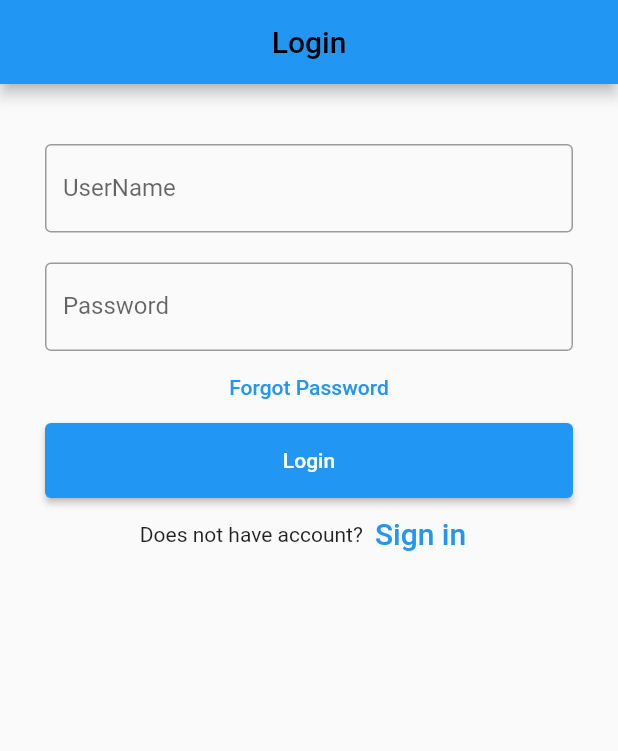
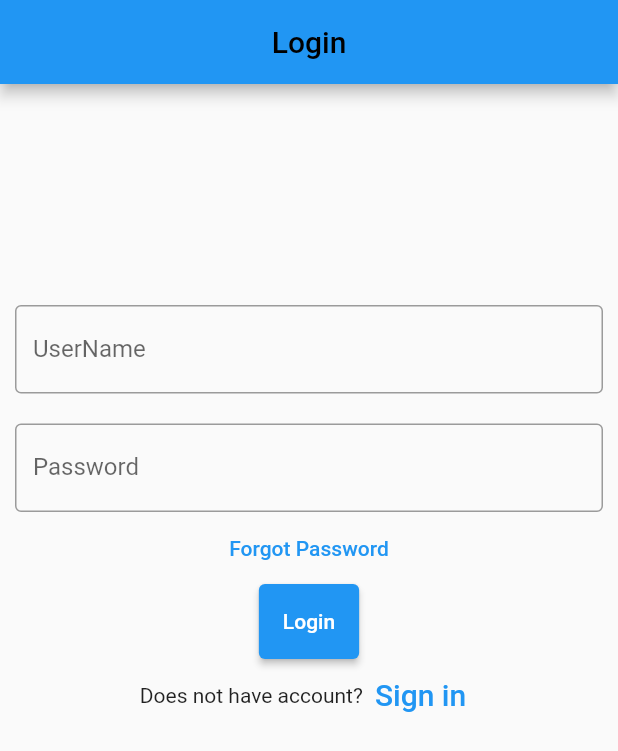
Before and after one commit to nabarazz/flutter-rideSharing, a Flutter app: the screen it shows after launch, on a phone screen of 412 x 824 dp. Shown: the top 751 px of the screen. Run offline on Flutter 3.47's test engine with Material 2 defaults, Android fonts, the phone set to English and light mode, and no system bars; our stand-ins replace flutter_map, latlong2, location.

Commit message:
feat: app structure setup

```diff
--- a/lib/Login/login.dart
+++ /dev/null
@@ -1,105 +0,0 @@
-import 'package:flutter/material.dart';
-
-
-
-class Login extends StatefulWidget {
-  const Login({Key? key}) : super(key: key);
-
-  @override
-  State<Login> createState() => _LoginState();
-}
-
-class _LoginState extends State<Login> {
-  TextEditingController username = TextEditingController();
-  TextEditingController password = TextEditingController();
-
-  @override
-  void dispose() {
-    username.dispose();
-    password.dispose();
-    super.dispose();
-  }
-
-  @override
-  Widget build(BuildContext context) {
-    return Scaffold(
-      appBar: AppBar(
-
-        title: Center(
-          child: const Text(
-              'Login',
-              style: TextStyle(
-                color: Colors.black,
-
-              )
-          ),
-        ),
-      ),
-      body: Padding(
-          padding: const EdgeInsets.all(20),
-          child: ListView(
-            children: <Widget>[
-              const SizedBox(
-                height: 10,
-              ),
-
-              Container(
-                padding: const EdgeInsets.all(10),
-                child: TextField(
-                  controller: username,
-                  decoration: const InputDecoration(
-                    border: OutlineInputBorder(),
-                    labelText: 'UserName',
-                  ),
-                ),
-              ),
-              Container(
-                padding: const EdgeInsets.fromLTRB(10, 10, 10, 0),
-                child: TextField(
-                  obscureText: true,
-                  controller: password,
-                  decoration: const InputDecoration(
-                    border: OutlineInputBorder(),
-                    labelText: 'Password',
-                  ),
-                ),
-              ),
-              TextButton(
-                onPressed: () {
-                  //forgot password screen
-                },
-                child: const Text('Forgot Password',),
-              ),
-              Container(
-                  height: 50,
-                  padding: const EdgeInsets.fromLTRB(10, 0, 10, 0),
-                  child: ElevatedButton(
-                    child: const Text('Login'),
-                    onPressed: () {
-                      print(username.text);
-                      print(password.text);
-                      Navigator.pushNamed(context, '/TestApp');
-
-                    },
-                  )
-              ),
-              Row(
-                children: <Widget>[
-                  const Text('Does not have account?'),
-                  TextButton(
-                    child: const Text(
-                      'Sign in',
-                      style: TextStyle(fontSize: 20),
-                    ),
-                    onPressed: () {
-                      //signup screen
-                    },
-                  )
-                ],
-                mainAxisAlignment: MainAxisAlignment.center,
-              ),
-            ],
-          )),
-    );
-  }
-}
--- a/lib/app.dart
+++ /dev/null
@@ -1,24 +0,0 @@
-import 'package:flutter/material.dart';
-
-import 'Login/login.dart';
-import 'models/OpenStressMap.dart';
-class App extends StatefulWidget {
-  const App({Key? key}) : super(key: key);
-
-  @override
-  State<App> createState() => _AppState();
-}
-
-class _AppState extends State<App> {
-  @override
-  Widget build(BuildContext context) {
-    return MaterialApp(
-      debugShowCheckedModeBanner: false,
-      routes: {
-        '/': (context) => const Login(),
-        '/TestApp': (context) => OpenStressMap(),
-      },
-    );
-
-  }
-}
--- a/lib/config/config.dart
+++ b/lib/app/config/config.dart
@@ -79,4 +79,5 @@
 //   }
 // }
 
-String MAPBOX_ACCESS_TOKEN="pk.eyJ1IjoibmFicmF6Ymg5OTUiLCJhIjoiY2w2eWprZXZ4MHc5dDNjcGR3NHhsYnliaCJ9.YrC-YFkMAP6mTf3dABhHxA";
+String MAPBOX_ACCESS_TOKEN =
+    "pk.eyJ1IjoibmFicmF6Ymg5OTUiLCJhIjoiY2w2eWprZXZ4MHc5dDNjcGR3NHhsYnliaCJ9.YrC-YFkMAP6mTf3dABhHxA";
--- a/lib/models/OpenStressMap.dart
+++ b/lib/app/models/OpenStressMap.dart
@@ -18,7 +18,7 @@ final LatLng nepal = LatLng(28.3949, 84.1240);
 
 class _OpenStressMapState extends State<OpenStressMap> {
   late final MapController _mapController;
-  double _rotation = 0;
+  final double _rotation = 0;
   late LocationData _currentPosition;
 
   Location location = Location();
@@ -68,10 +68,9 @@ class _OpenStressMapState extends State<OpenStressMap> {
                 width: 80.0,
                 height: 80.0,
                 point: _initialcameraposition,
-                builder: (ctx) =>
-                    Container(
+                builder: (ctx) => Container(
                   child: IconButton(
-                        icon: Icon(Icons.location_on),
+                    icon: const Icon(Icons.location_on),
                     color: Colors.red,
                     iconSize: 45.0,
                     onPressed: () {},
@@ -112,11 +111,14 @@ class _OpenStressMapState extends State<OpenStressMap> {
         return;
       }
     }
-    Future.delayed(const Duration(seconds: 1), () {
+    Future.delayed(
+      const Duration(seconds: 1),
+      () {
         setState(() {
           _initialcameraposition =
               LatLng(_currentPosition.latitude!, _currentPosition.longitude!);
         });
-    });
+      },
+    );
   }
 }
--- a/lib/models/location_service.dart
+++ b/lib/app/models/location_service.dart
@@ -14,7 +14,6 @@ class LocationService {
     var json = convert.jsonDecode(response.body);
 
     var placeId = json['candidates'][0]['place_id'] as String;
-    print(placeId);
     return placeId;
     // } else {
     //   throw Exception('Failed to load place id');
--- /dev/null
+++ b/lib/features/login_screen/login_screen.dart
@@ -0,0 +1,92 @@
+import 'package:flutter/material.dart';
+
+class LoginScreen extends StatefulWidget {
+  const LoginScreen({Key? key}) : super(key: key);
+
+  @override
+  State<LoginScreen> createState() => _LoginScreenState();
+}
+
+class _LoginScreenState extends State<LoginScreen> {
+  final _usernameController = TextEditingController();
+  final _passwordController = TextEditingController();
+
+  @override
+  void dispose() {
+    _usernameController.dispose();
+    _passwordController.dispose();
+    super.dispose();
+  }
+
+  @override
+  Widget build(BuildContext context) {
+    final _mediaQuery = MediaQuery.of(context).size;
+    return Scaffold(
+      appBar: AppBar(
+        title: const Center(
+          child: Text('Login',
+              style: TextStyle(
+                color: Colors.black,
+              )),
+        ),
+      ),
+      body: Column(
+        children: [
+          SizedBox(height: _mediaQuery.height / 6),
+          Container(
+            padding: const EdgeInsets.all(10),
+            child: TextField(
+              controller: _usernameController,
+              decoration: const InputDecoration(
+                border: OutlineInputBorder(),
+                labelText: 'UserName',
+              ),
+            ),
+          ),
+          Container(
+            padding: const EdgeInsets.fromLTRB(10, 10, 10, 0),
+            child: TextField(
+              obscureText: true,
+              controller: _passwordController,
+              decoration: const InputDecoration(
+                border: OutlineInputBorder(),
+                labelText: 'Password',
+              ),
+            ),
+          ),
+          TextButton(
+            onPressed: () {
+              //forgot password screen
+            },
+            child: const Text(
+              'Forgot Password',
+            ),
+          ),
+          Container(
+            height: 50,
+            padding: const EdgeInsets.fromLTRB(10, 0, 10, 0),
+            child: ElevatedButton(
+              child: const Text('Login'),
+              onPressed: () {},
+            ),
+          ),
+          Row(
+            mainAxisAlignment: MainAxisAlignment.center,
+            children: <Widget>[
+              const Text('Does not have account?'),
+              TextButton(
+                child: const Text(
+                  'Sign in',
+                  style: TextStyle(fontSize: 20),
+                ),
+                onPressed: () {
+                  //signup screen
+                },
+              )
+            ],
+          ),
+        ],
+      ),
+    );
+  }
+}
--- a/lib/main.dart
+++ b/lib/main.dart
@@ -1,7 +1,7 @@
 import 'package:flutter/material.dart';
 
-import 'app.dart';
+import 'my_app.dart';
 
 void main() {
-  runApp(const App());
+  runApp(const MyApp());
 }
--- /dev/null
+++ b/lib/my_app.dart
@@ -0,0 +1,19 @@
+import 'package:flutter/material.dart';
+import 'package:ridesharingv1/features/login_screen/login_screen.dart';
+
+class MyApp extends StatefulWidget {
+  const MyApp({Key? key}) : super(key: key);
+
+  @override
+  State<MyApp> createState() => _MyAppState();
+}
+
+class _MyAppState extends State<MyApp> {
+  @override
+  Widget build(BuildContext context) {
+    return const MaterialApp(
+      debugShowCheckedModeBanner: false,
+      home: LoginScreen(),
+    );
+  }
+}
```
Also changed, not shown: lib/app/models/azure_maps.dart (renamed from lib/models/azure_maps.dart), lib/app/models/mapbox_maps.dart (renamed from lib/models/mapbox_maps.dart), lib/env.sample.dart (line endings or trailing spaces). Lines whose indentation alone changed are shown as unchanged.
